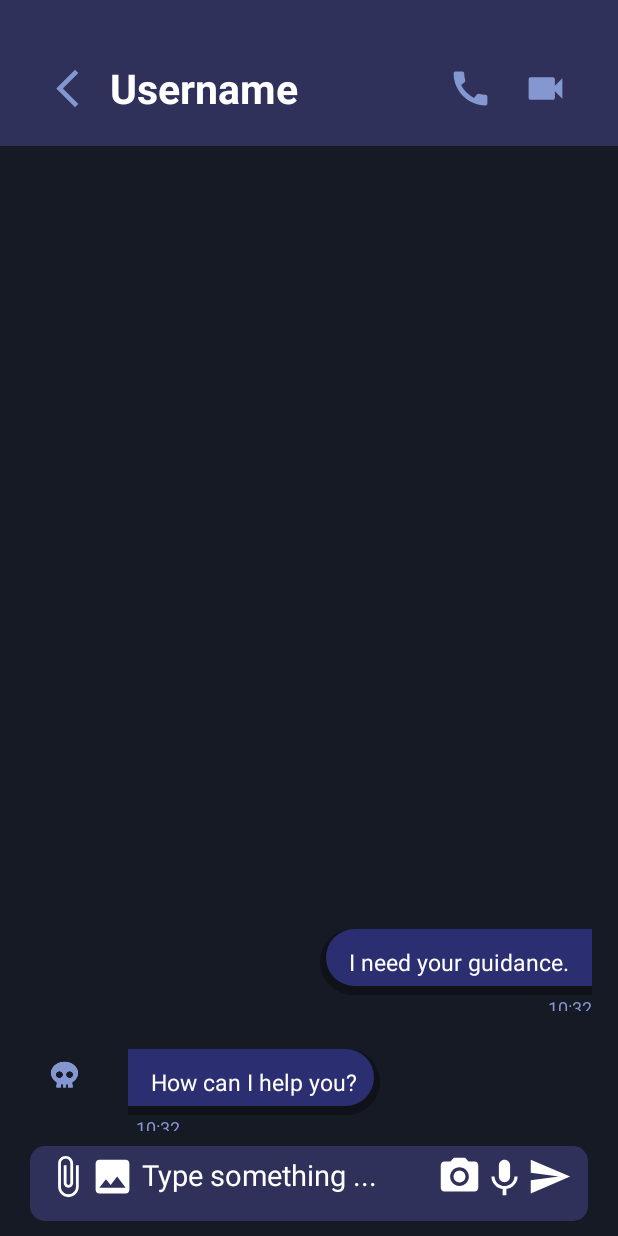
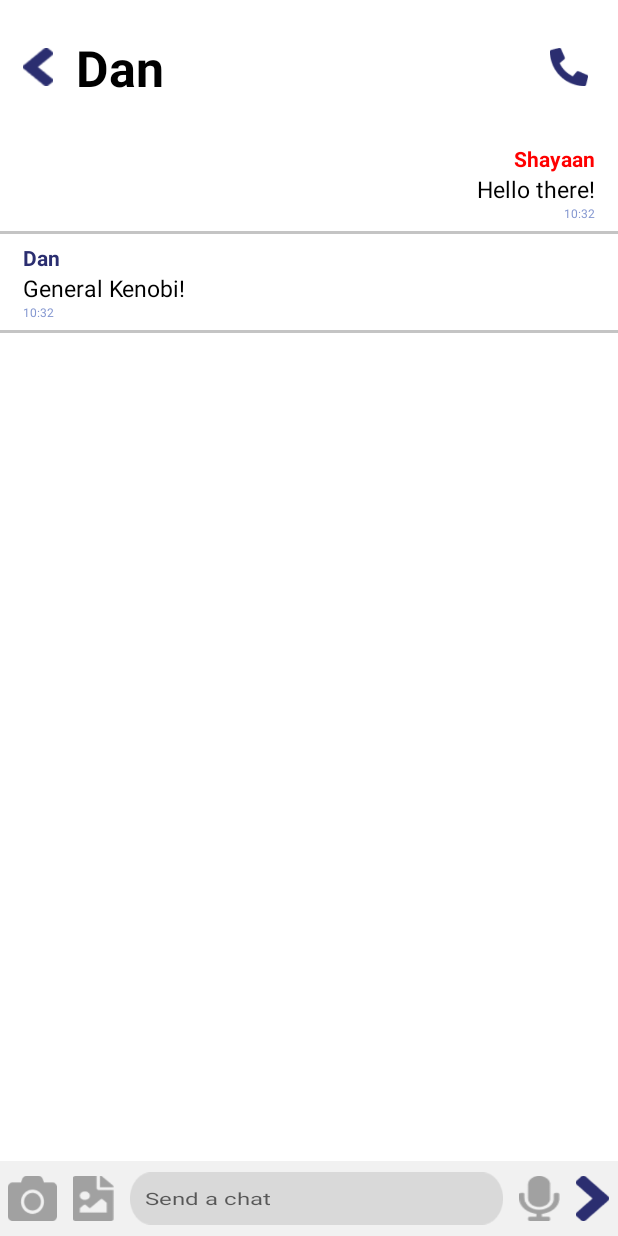
Before and after one commit to Shayaan-Nofil/QuickGlance, an Android app: the Chat_Activity screen opened directly, with no data from a screen before it, on a phone screen of 412 x 824 dp. Run offline under Robolectric (Android 15) with nearby library versions, the phone set to English and light mode, and no system bars.

Commit message:
Chats page redo

```diff
--- a/app/src/main/res/layout/activity_otp.xml
+++ b/app/src/main/res/layout/activity_otp.xml
@@ -86,7 +86,7 @@
                 android:layout_gravity="center_vertical"/>
 
             <EditText
-                android:id="@+id/num1"
+                android:id="@+id/num4"
                 android:layout_width="50dp"
                 android:layout_height="65dp"
                 android:background="@drawable/reset_edittext_box"
@@ -99,7 +99,7 @@
                 android:layout_gravity="center_horizontal"/>
 
             <EditText
-                android:id="@+id/num2"
+                android:id="@+id/num5"
                 android:layout_width="50dp"
                 android:layout_height="65dp"
                 android:background="@drawable/reset_edittext_box"
@@ -112,7 +112,7 @@
                 android:layout_gravity="center_horizontal"/>
 
             <EditText
-                android:id="@+id/num3"
+                android:id="@+id/num6"
                 android:layout_width="50dp"
                 android:layout_height="65dp"
                 android:background="@drawable/reset_edittext_box"
--- a/app/src/main/res/layout/chat_page.xml
+++ b/app/src/main/res/layout/chat_page.xml
@@ -4,100 +4,99 @@
     xmlns:tools="http://schemas.android.com/tools"
     android:layout_width="match_parent"
     android:layout_height="match_parent"
-    android:background="#161A25"
+    android:background="@color/white"
     tools:context=".Chat_Activity">
 
 
     <LinearLayout
         android:id="@+id/search_div"
         android:layout_width="match_parent"
-        android:layout_height="wrap_content"
-        android:background="#2F315A"
+        android:layout_height="90dp"
+        android:background="@color/white"
         android:orientation="horizontal"
         >
 
-        <TextView
+        <RelativeLayout
+            android:layout_width="match_parent"
+            android:layout_height="match_parent">
+
+            <Button
                 android:id="@+id/back_arrow"
-            android:layout_width="30dp"
-            android:layout_height="30dp"
-            android:background="@drawable/back_icon_mauve"
-            android:layout_marginTop="30dp"
-            android:layout_marginLeft="30dp"/>
+                android:layout_width="20dp"
+                android:layout_height="25dp"
+                android:background="@drawable/back_purple"
+                android:layout_centerVertical="true"
+                android:layout_marginStart="15dp"/>
 
             <TextView
-            android:id="@+id/Notifications"
+                android:id="@+id/ChatterName"
                 android:layout_width="wrap_content"
                 android:layout_height="wrap_content"
-            android:text="  Username"
-            android:textColor="#FFFFFF"
+                android:text="Dan"
+                android:textColor="@color/black"
                 android:textStyle="bold"
-            android:textSize="27sp"
-            android:layout_marginBottom="20dp"
-            android:layout_marginTop="40dp"
-            android:layout_marginRight="30dp"/>
+                android:textSize="33sp"
+                android:layout_centerVertical="true"
+                android:layout_toEndOf="@id/back_arrow"
+                android:layout_marginStart="15dp"/>
 
             <TextView
                 android:id="@+id/call_btn"
-            android:layout_width="30dp"
-            android:layout_height="30dp"
-            android:background="@drawable/call_icon_mauve"
-            android:layout_marginTop="30dp"
-            android:layout_marginLeft="70dp"/>
+                android:layout_width="25dp"
+                android:layout_height="25dp"
+                android:layout_marginEnd="20dp"
+                android:background="@drawable/phone_purple"
+                android:layout_centerVertical="true"
+                android:layout_alignParentEnd="true"/>
 
-        <TextView
-            android:id="@+id/video_call_btn"
-            android:layout_width="30dp"
-            android:layout_height="30dp"
-            android:background="@drawable/video_call_icon_mauve"
-            android:layout_marginTop="30dp"
-            android:layout_marginLeft="20dp"/>
+        </RelativeLayout>
 
 
     </LinearLayout>
-
 
     <LinearLayout
         android:layout_height="wrap_content"
         android:layout_width="match_parent"
         android:layout_below="@+id/search_div"
-        android:layout_above="@+id/chat_box"
-        android:orientation="vertical"
-        android:gravity="bottom">
+        android:orientation="vertical">
 
 
         <LinearLayout
-            android:paddingTop="10dp"
             android:layout_width="match_parent"
             android:layout_gravity="center_vertical"
-            android:layout_height="80dp"
+            android:layout_height="wrap_content"
             android:orientation="horizontal"
-            android:gravity="right">
+            android:gravity="right"
+            android:background="@drawable/chatspage_seperator_box">
 
 
             <LinearLayout
                 android:layout_width="wrap_content"
                 android:layout_height="match_parent"
-                android:paddingTop="8dp"
-                android:paddingRight="17dp"
+                android:paddingVertical="8dp"
+                android:layout_marginEnd="17dp"
                 android:orientation="vertical">
 
                 <TextView
-                    android:layout_marginTop="7dp"
                     android:layout_width="wrap_content"
                     android:layout_height="wrap_content"
-                    android:paddingVertical="11dp"
-                    android:paddingHorizontal="15dp"
-                    android:text=" I need your guidance."
-                    android:background="@drawable/purple_box_left_curve"
+                    android:text="Shayaan"
+                    android:layout_gravity="end"
+                    android:textColor="#FF0000"
+                    android:textStyle="bold"/>
+
+                <TextView
+                    android:layout_width="wrap_content"
+                    android:layout_height="wrap_content"
+                    android:text="Hello there!"
                     android:textSize="15sp"
-                    android:textColor="@color/white"/>
+                    android:textColor="@color/black"/>
 
                 <TextView
                     android:layout_width="wrap_content"
                     android:layout_height="wrap_content"
                     android:text="10:32"
-                    android:textSize="12sp"
-
+                    android:textSize="8sp"
                     android:layout_gravity="right"
                     android:textColor="#8497D0"/>
             </LinearLayout>
@@ -107,104 +106,97 @@
 
 
         <LinearLayout
-            android:paddingTop="10dp"
             android:layout_width="match_parent"
             android:layout_gravity="center_vertical"
-            android:layout_height="80dp"
-            android:orientation="horizontal">
+            android:layout_height="wrap_content"
+            android:orientation="horizontal"
+            android:background="@drawable/chatspage_seperator_box">
 
-
-            <de.hdodenhof.circleimageview.CircleImageView
-                android:layout_width="50dp"
-                android:layout_height="70dp"
-                android:layout_marginLeft="18dp"
-                android:src="@drawable/default_profile" />
 
             <LinearLayout
                 android:layout_width="wrap_content"
                 android:layout_height="match_parent"
-                android:paddingTop="8dp"
-                android:paddingLeft="17dp"
-                android:orientation="vertical">
+                android:paddingVertical="8dp"
+                android:orientation="vertical"
+                android:layout_marginStart="17dp">
 
                 <TextView
-                    android:layout_marginTop="7dp"
                     android:layout_width="wrap_content"
                     android:layout_height="wrap_content"
-                    android:paddingVertical="11dp"
-                    android:paddingHorizontal="15dp"
-                    android:text="How can I help you?"
-                    android:background="@drawable/purple_box_right_curve"
+                    android:text="Dan"
+                    android:textColor="#2B2E70"
+                    android:textStyle="bold"/>
+
+                <TextView
+                    android:layout_width="wrap_content"
+                    android:layout_height="wrap_content"
+                    android:text="General Kenobi!"
                     android:textSize="15sp"
-                    android:textColor="@color/white"/>
+                    android:textColor="@color/black"/>
 
                 <TextView
                     android:layout_width="wrap_content"
                     android:layout_height="wrap_content"
                     android:text="10:32"
-                    android:paddingLeft="5dp"
-                    android:textSize="12sp"
+                    android:textSize="8sp"
                     android:textColor="#8497D0"/>
-            </LinearLayout>
             </LinearLayout>
 
 
         </LinearLayout>
 
 
+    </LinearLayout>
+
     <LinearLayout
-        android:id="@+id/chat_box"
         android:layout_width="match_parent"
         android:layout_height="50dp"
+        android:background="#F1F1F1"
         android:layout_alignParentBottom="true"
-        android:layout_marginHorizontal="20dp"
-        android:layout_marginVertical="10dp"
-        android:orientation="horizontal"
-        android:background="@drawable/grey_rounded_box">
+        android:gravity="center">
 
-        <TextView
-            android:layout_width="30dp"
+        <Button
+            android:id="@+id/camera_button"
+            android:layout_width="0dp"
             android:layout_height="30dp"
-            android:background="@drawable/paper_clip_icon"
-            android:layout_marginLeft="10dp"/>
+            android:layout_weight="1.2"
+            android:layout_marginHorizontal="5dp"
+            android:background="@drawable/camera_grey"/>
 
-        <TextView
-            android:layout_width="30dp"
+        <Button
+            android:id="@+id/gallery_button"
+            android:layout_width="0dp"
             android:layout_height="30dp"
-            android:background="@drawable/gallery_icon"/>
+            android:layout_weight="1"
+            android:layout_marginHorizontal="5dp"
+            android:background="@drawable/gallery_grey"/>
 
+        <EditText
+            android:layout_width="0dp"
+            android:layout_height="match_parent"
+            android:layout_weight="9"
+            android:layout_marginHorizontal="5dp"
+            android:background="@drawable/textbox_grey"
+            android:scaleY="0.7"
+            android:paddingStart="10dp"
+            android:hint="Send a chat"
+            android:textSize="16sp" />
 
-        <TextView
-            android:layout_width="wrap_content"
-            android:layout_marginTop="7dp"
-            android:gravity="bottom"
+        <Button
+            android:id="@+id/mic_button"
+            android:layout_width="0dp"
             android:layout_height="30dp"
-            android:textSize="19sp"
-            android:text=" Type something ..."
-            android:paddingBottom="5dp"
-            android:textColor="#FFFFFF"/>
+            android:layout_weight="1"
+            android:layout_marginHorizontal="5dp"
+            android:background="@drawable/microphone_grey"/>
 
-
-        <TextView
-            android:id="@+id/camera"
-            android:layout_marginLeft="40dp"
-            android:layout_width="30dp"
+        <Button
+            android:id="@+id/send_button"
+            android:layout_width="0dp"
             android:layout_height="30dp"
-            android:background="@drawable/camera_icon_white"/>
-
-        <TextView
-            android:layout_width="30dp"
-            android:layout_height="30dp"
-            android:background="@drawable/voice_recorder_icon"/>
-
-        <TextView
-            android:layout_width="30dp"
-            android:layout_height="30dp"
-            android:background="@drawable/send_arrow_icon"
-            />
-
-
-
+            android:layout_weight="0.8"
+            android:layout_marginHorizontal="5dp"
+            android:background="@drawable/send_purple"/>
 
     </LinearLayout>
 
```
Also changed, not shown: app/src/main/res/drawable/back_purple.png (added), app/src/main/res/drawable/camera_grey.png (added), app/src/main/res/drawable/gallery_grey.png (added), app/src/main/res/drawable/microphone_grey.png (added), app/src/main/res/drawable/phone_purple.png (added), app/src/main/res/drawable/send_purple.png (added), app/src/main/res/drawable/textbox_grey.png (added). Lines whose indentation alone changed are shown as unchanged.
